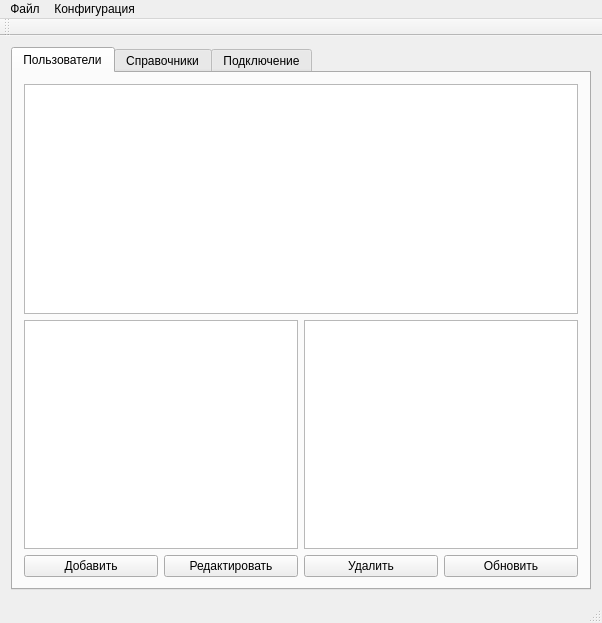
First picture: the form in dataBaseFirebird/mainwindow.ui, repository Evgeniykull/DataBase, before the edit.
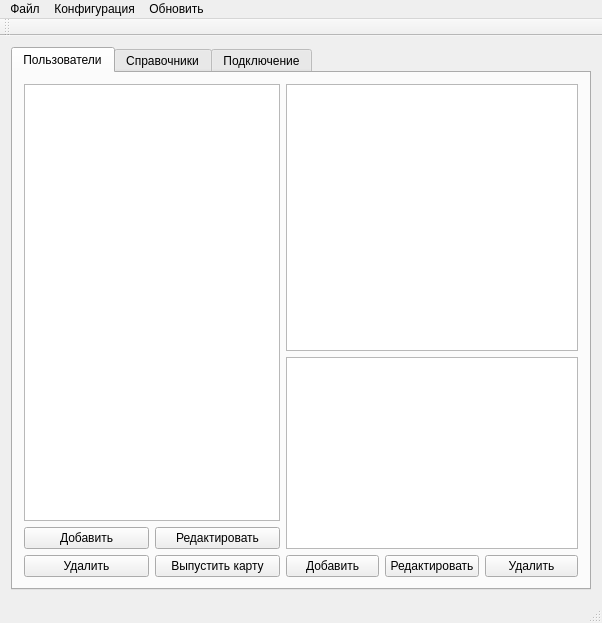
Second picture: the form after the edit. The open tabs and pages were chosen to show the change.

The edit to the form file:
```diff
--- a/dataBaseFirebird/mainwindow.ui
+++ b/dataBaseFirebird/mainwindow.ui
@@ -34,19 +34,22 @@
         <string>Пользователи</string>
        </attribute>
        <layout class="QGridLayout" name="gridLayout_3">
-        <item row="2" column="1">
-         <widget class="QPushButton" name="pbEditUser">
-          <property name="text">
-           <string>Редактировать</string>
+        <item row="0" column="0" rowspan="2" colspan="2">
+         <widget class="QTreeView" name="treeView">
+          <property name="maximumSize">
+           <size>
+            <width>16777215</width>
+            <height>16777215</height>
+           </size>
           </property>
          </widget>
         </item>
-        <item row="1" column="0" colspan="2">
-         <widget class="QTreeView" name="treeView"/>
-        </item>
-        <item row="1" column="2" colspan="2">
+        <item row="0" column="2" colspan="3">
          <widget class="QTextEdit" name="teUserInfo"/>
         </item>
+        <item row="1" column="2" rowspan="2" colspan="3">
+         <widget class="QTableView" name="tableLimits"/>
+        </item>
         <item row="2" column="0">
          <widget class="QPushButton" name="pbAddUser">
           <property name="text">
@@ -54,22 +57,47 @@
           </property>
          </widget>
         </item>
-        <item row="2" column="3">
-         <widget class="QPushButton" name="pbUpdateUser">
+        <item row="2" column="1">
+         <widget class="QPushButton" name="pbEditUser">
           <property name="text">
-           <string>Обновить</string>
+           <string>Редактировать</string>
           </property>
          </widget>
         </item>
-        <item row="2" column="2">
+        <item row="3" column="0">
          <widget class="QPushButton" name="pbDeleteUser">
           <property name="text">
            <string>Удалить</string>
           </property>
          </widget>
         </item>
-        <item row="0" column="0" colspan="4">
-         <widget class="QTextEdit" name="textEdit"/>
+        <item row="3" column="1">
+         <widget class="QPushButton" name="pbGetUserCard">
+          <property name="text">
+           <string>Выпустить карту</string>
+          </property>
+         </widget>
+        </item>
+        <item row="3" column="2">
+         <widget class="QPushButton" name="pbAddLimits">
+          <property name="text">
+           <string>Добавить</string>
+          </property>
+         </widget>
+        </item>
+        <item row="3" column="3">
+         <widget class="QPushButton" name="pbEditLimits">
+          <property name="text">
+           <string>Редактировать</string>
+          </property>
+         </widget>
+        </item>
+        <item row="3" column="4">
+         <widget class="QPushButton" name="pbDeleteLimits">
+          <property name="text">
+           <string>Удалить</string>
+          </property>
+         </widget>
         </item>
        </layout>
       </widget>
@@ -329,8 +357,15 @@
     </property>
     <addaction name="actConfigurate"/>
    </widget>
+   <widget class="QMenu" name="menu_2">
+    <property name="title">
+     <string>Обновить</string>
+    </property>
+    <addaction name="actUpdUsers"/>
+   </widget>
    <addaction name="menuFile"/>
    <addaction name="menu"/>
+   <addaction name="menu_2"/>
   </widget>
   <widget class="QToolBar" name="mainToolBar">
    <attribute name="toolBarArea">
```
Left out of the diff: 145 changed lines with no effect on the pictures.
